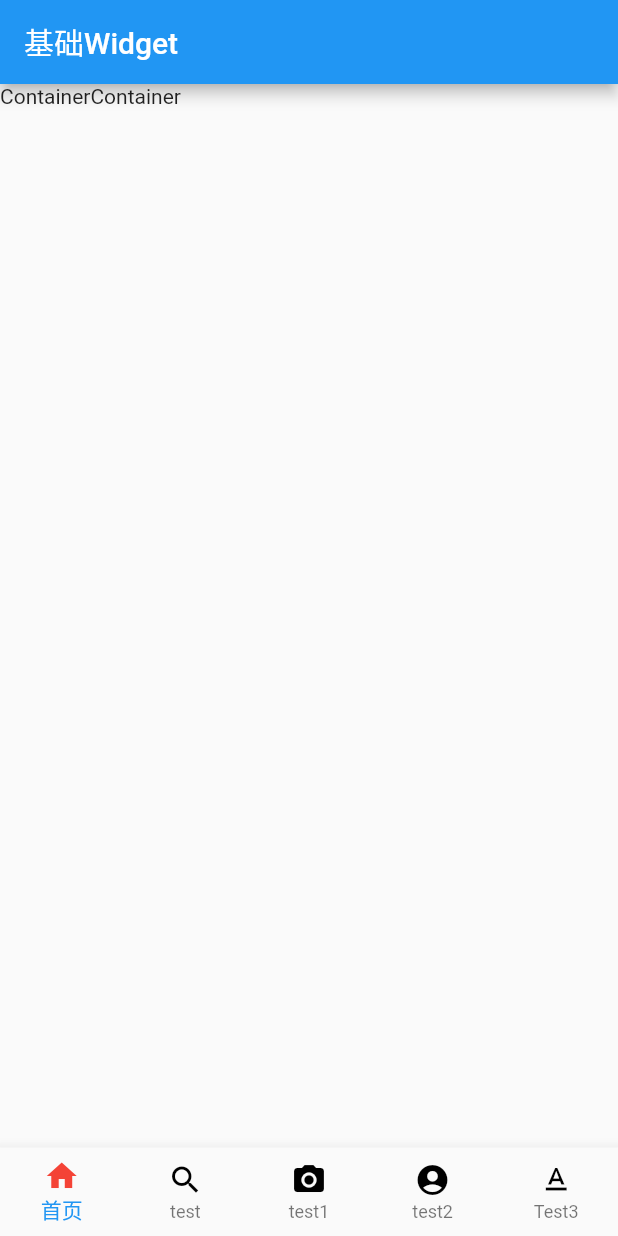
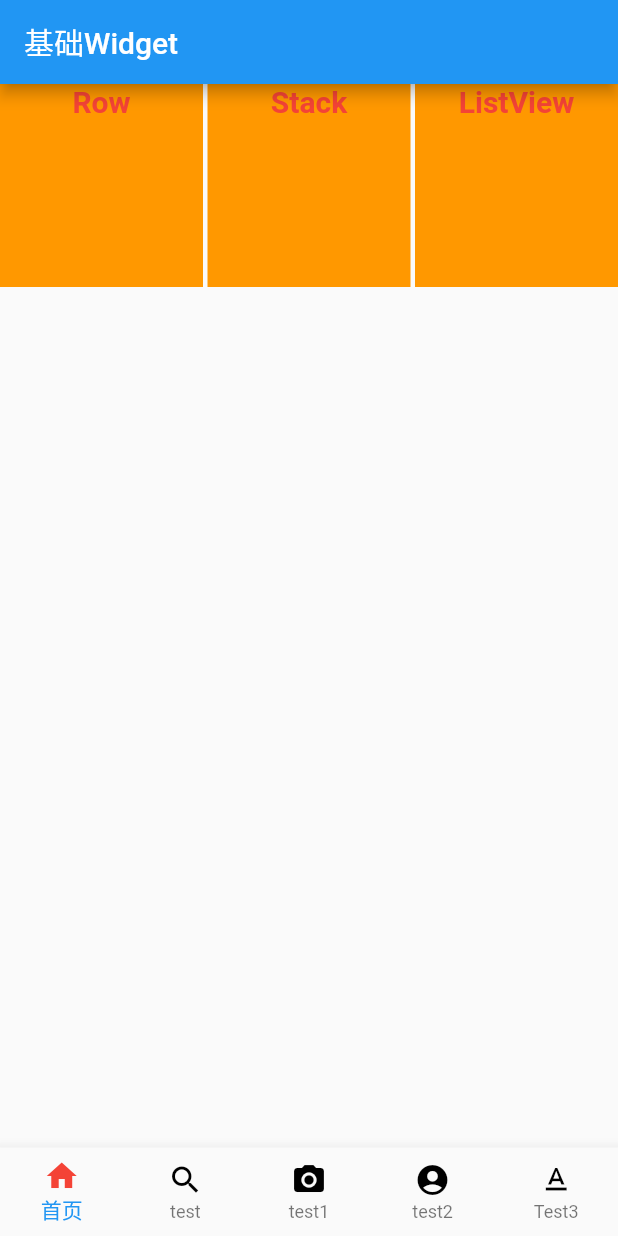
Before and after one commit to YYDreams/flutter_widget, a Flutter app: the screen it shows after launch, on a phone screen of 412 x 824 dp. Run offline on Flutter 3.47's test engine with Material 2 defaults, Android fonts, the phone set to English and light mode, and no system bars.

Commit message:
add 组件Stack ListView

```diff
--- /dev/null
+++ b/flutter_widget/lib/model/commpoentsModel.dart
@@ -0,0 +1,32 @@
+
+
+enum CommpoentModelType{
+  CommpoentModelTypeRow,
+  CommpoentModelTypeStack,
+  CommpoentModelTypeListView,
+}
+
+
+class CommpoentsModel{
+
+  final String title;
+
+  final CommpoentModelType modelType;
+
+  CommpoentsModel({this.title,this.modelType});
+
+}
+
+
+
+final List<CommpoentsModel> commpoentsList = [
+
+
+  CommpoentsModel(title: "Row",modelType: CommpoentModelType.CommpoentModelTypeRow),
+
+  CommpoentsModel(title: "Stack",modelType: CommpoentModelType.CommpoentModelTypeStack),
+
+  CommpoentsModel(title: "ListView",modelType: CommpoentModelType.CommpoentModelTypeListView),
+
+
+];
--- a/flutter_widget/lib/pages/home_page.dart
+++ b/flutter_widget/lib/pages/home_page.dart
@@ -1,21 +1,58 @@
+import 'package:flutter/material.dart';
+import 'package:flutter_widget/model/commpoentsModel.dart';
+import 'row_widget.dart';
+import 'Stack_widget.dart';
+import 'ListView_widget.dart';
 
-import 'package:flutter/material.dart';
-
-class HomePage extends StatefulWidget {
-
-  @override
-  _HomePageState createState() => _HomePageState();
-}
-
-class _HomePageState extends State<HomePage> {
+class HomePage extends StatelessWidget {
   @override
   Widget build(BuildContext context) {
+    return Scaffold(
+      body: GridView.builder(
+          itemCount: commpoentsList.length,
+          gridDelegate: SliverGridDelegateWithFixedCrossAxisCount(
+            crossAxisCount: 3,
+            crossAxisSpacing: 3,
+            mainAxisSpacing: 3,
+          ),
+          itemBuilder: _itemBuilder),
+    );
+  }
 
-    return Container(
+  Widget _tapAction(BuildContext context, CommpoentModelType modelType) {
 
-      child: Text("ContainerContainer"),
+    if (modelType == CommpoentModelType.CommpoentModelTypeRow) {
 
+      Navigator.push(context, MaterialPageRoute(builder: (context) => RowPage()));
+
+    } else if (modelType == CommpoentModelType.CommpoentModelTypeStack) {
+
+      Navigator.push(context, MaterialPageRoute(builder: (context) => StackPage()));
+
+    } else if (modelType == CommpoentModelType.CommpoentModelTypeListView) {
+
+      Navigator.push(context, MaterialPageRoute(builder: (context) => ListViewPage()));
+    }
+  }
+
+  Widget _itemBuilder(BuildContext context, index) {
+    return GestureDetector(
+      onTap: () {
+        print(commpoentsList[index].modelType);
+
+        _tapAction(context, commpoentsList[index].modelType);
+      },
+      child: Container(
+        width: 100,
+        height: 100,
+        color: Colors.orange,
+        child: Text(
+          commpoentsList[index].title,
+          textAlign: TextAlign.center,
+          style: TextStyle(
+              fontSize: 20, color: Colors.red, fontWeight: FontWeight.bold),
+        ),
+      ),
     );
-
   }
 }
```
Also changed, not shown: flutter_widget/lib/pages/ListView_widget.dart (added, +42 -0 lines), flutter_widget/lib/pages/Stack_widget.dart (added, +63 -0 lines), flutter_widget/lib/pages/row_widget.dart (added, +79 -0 lines).
